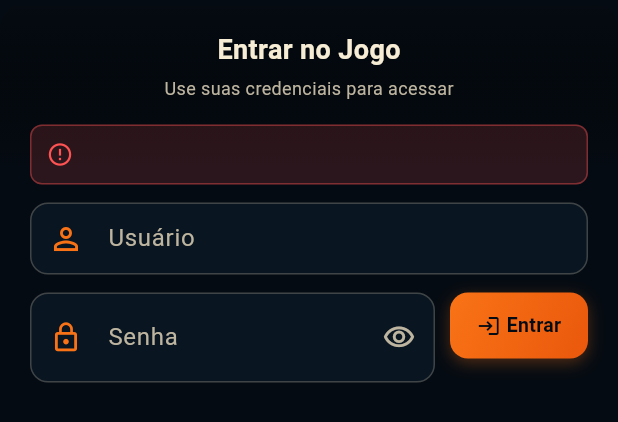
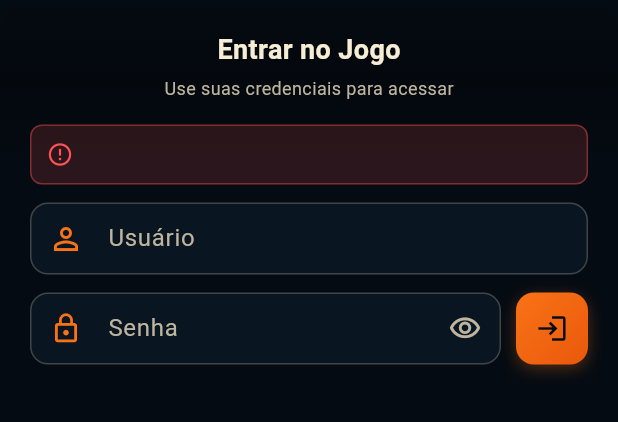
Before and after one commit to ricardoambdev/cacaaotesouro, a Flutter app: the _LoginCard widget shown alone on an empty page, opened directly with empty values, on a phone screen of 412 x 824 dp. Shown: the top 422 px of the screen. Run offline on Flutter 3.47's test engine with Material 3 defaults, Android fonts, the phone set to English and light mode, and no system bars; our stand-ins replace geolocator, image_picker, permission_handler, shared_preferences; missing offline and left inert: mobile_scanner; accounts and stored records are empty; network calls fail.

Commit message:
Login: botão Entrar quadrado (48x48) só com ícone, mesma altura do campo de senha

```diff
--- a/mobile/lib/screens/login_screen.dart
+++ b/mobile/lib/screens/login_screen.dart
@@ -358,7 +358,7 @@ class _LoginCard extends StatelessWidget {
                           onPressed: onToggleSenha,
                         ),
                         contentPadding: const EdgeInsets.symmetric(
-                            horizontal: 16, vertical: 18),
+                            horizontal: 16, vertical: 12),
                       ),
                       validator: (value) {
                         if (value == null || value.isEmpty) {
@@ -374,8 +374,8 @@ class _LoginCard extends StatelessWidget {
                   Padding(
                     padding: const EdgeInsets.only(top: 0),
                     child: SizedBox(
-                      height: 44,
-                      width: 92,
+                      height: 48,
+                      width: 48,
                       child: DecoratedBox(
                         decoration: BoxDecoration(
                           gradient: LinearGradient(
@@ -409,11 +409,6 @@ class _LoginCard extends StatelessWidget {
                             disabledBackgroundColor: Colors.transparent,
                             disabledForegroundColor:
                                 AppColors.navyDark.withValues(alpha: 0.5),
-                            textStyle: const TextStyle(
-                              fontSize: 13,
-                              fontWeight: FontWeight.w700,
-                              letterSpacing: 0.2,
-                            ),
                             shape: RoundedRectangleBorder(
                               borderRadius: BorderRadius.circular(12),
                             ),
@@ -421,22 +416,14 @@ class _LoginCard extends StatelessWidget {
                           ),
                           child: isLoading
                               ? const SizedBox(
-                                  width: 20,
-                                  height: 20,
+                                  width: 22,
+                                  height: 22,
                                   child: CircularProgressIndicator(
                                     strokeWidth: 2.5,
                                     color: AppColors.navyDark,
                                   ),
                                 )
-                              : const Row(
-                                  mainAxisSize: MainAxisSize.min,
-                                  mainAxisAlignment: MainAxisAlignment.center,
-                                  children: [
-                                    Icon(Icons.login, size: 16),
-                                    SizedBox(width: 4),
-                                    Text('Entrar'),
-                                  ],
-                                ),
+                              : const Icon(Icons.login, size: 22),
                         ),
                       ),
                     ),
```
